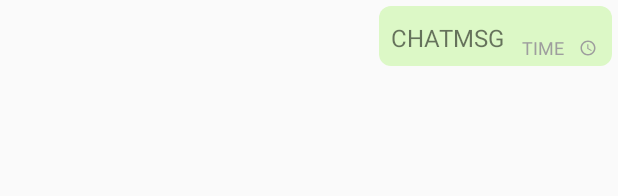
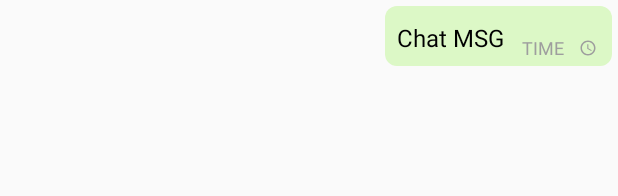
Before and after one commit to Devsoc-BPGC/ARD, an Android app: the layout vh_activity_chat_chatmsg.xml on its own in the app's theme, with its tools: preview values and no code run, on a phone screen of 412 x 824 dp. Shown: the top 196 px of the screen. Run offline under Robolectric (Android 15) with nearby library versions, the phone set to English and light mode, and no system bars.

```diff
--- a/app/src/main/res/layout/vh_activity_chat_chatmsg.xml
+++ b/app/src/main/res/layout/vh_activity_chat_chatmsg.xml
@@ -24,11 +24,12 @@
             android:autoLink="all"
             android:linksClickable="true"
             android:padding="8dp"
+            android:textColor="@color/black"
             android:textColorLink="@color/blue_500"
             android:textIsSelectable="true"
             android:textSize="16sp"
             tools:ignore="NestedWeights"
-            tools:text="CHATMSG" />
+            tools:text="Chat MSG" />
 
         <TextView
             android:id="@+id/textView_viewHolder_chatmsg_time"
```
Also changed, not shown: app/src/main/java/com/macbitsgoa/ard/adapters/ChatMsgAdapter.java (+10 -0 lines), app/src/main/java/com/macbitsgoa/ard/viewholders/ChatMsgViewHolder.java (+3 -12 lines).
